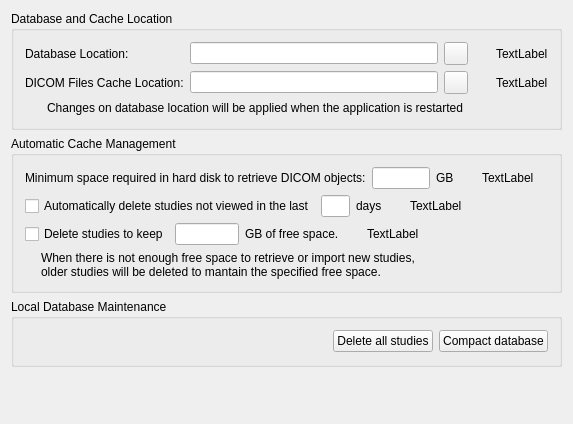
The window that starviewer/src/inputoutput/qlocaldatabaseconfigurationscreenbase.ui (starviewer-medical/starviewer) describes before a commit, drawn with Qt 5.
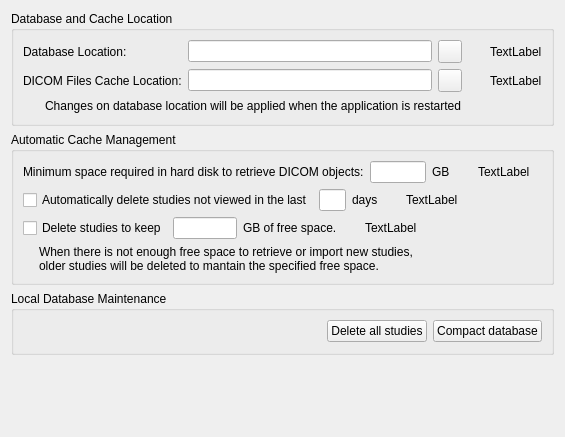
The same window after the commit. Icons and pictures are not drawn.

Commit message:
ENH: Fine-tune the configuration dialog.
Overall layout are less vertical to better use the available space and
reduce the presence of scrollbars. Also, the tab order has been fixed.

What changed in the file:
```diff
--- a/starviewer/src/inputoutput/qlocaldatabaseconfigurationscreenbase.ui
+++ b/starviewer/src/inputoutput/qlocaldatabaseconfigurationscreenbase.ui
@@ -6,8 +6,8 @@
    <rect>
     <x>0</x>
     <y>0</y>
-    <width>573</width>
-    <height>424</height>
+    <width>565</width>
+    <height>437</height>
    </rect>
   </property>
   <property name="windowTitle">
@@ -17,44 +17,15 @@
    <iconset resource="../main/main.qrc">
     <normaloff>:/images/icons/database.svg</normaloff>:/images/icons/database.svg</iconset>
   </property>
-  <layout class="QGridLayout" name="gridLayout_5">
-   <item row="0" column="0">
+  <layout class="QVBoxLayout" name="verticalLayout_3">
+   <item>
     <widget class="QGroupBox" name="groupBox_2">
      <property name="title">
       <string>Database and Cache Location</string>
      </property>
-     <layout class="QGridLayout" name="gridLayout_4">
-      <item row="0" column="0">
-       <layout class="QGridLayout" name="gridLayout_2">
-        <item row="1" column="4">
-         <widget class="QLabel" name="m_cachePathWarningLabel">
-          <property name="text">
-           <string>TextLabel</string>
-          </property>
-          <property name="wordWrap">
-           <bool>true</bool>
-          </property>
-         </widget>
-        </item>
-        <item row="0" column="3">
-         <widget class="QLabel" name="m_databasePathWarningIcon">
-          <property name="minimumSize">
-           <size>
-            <width>16</width>
-            <height>16</height>
-           </size>
-          </property>
-          <property name="maximumSize">
-           <size>
-            <width>16</width>
-            <height>16</height>
-           </size>
-          </property>
-          <property name="styleSheet">
-           <string notr="true">image: url(:/images/icons/emblem-warning.svg);</string>
-          </property>
-         </widget>
-        </item>
+     <layout class="QVBoxLayout" name="verticalLayout_2">
+      <item>
+       <layout class="QGridLayout" name="gridLayout">
         <item row="0" column="0">
          <widget class="QLabel" name="textLabel1_9">
           <property name="text">
@@ -62,9 +33,45 @@
           </property>
          </widget>
         </item>
-        <item row="1" column="1">
-         <widget class="QLineEdit" name="m_textCacheImagePath">
-          <property name="readOnly">
+        <item row="0" column="1">
+         <widget class="QLineEdit" name="m_textDatabaseRoot"/>
+        </item>
+        <item row="0" column="2">
+         <widget class="QToolButton" name="m_buttonExaminateDataBase">
+          <property name="toolTip">
+           <string>Browse disk to find the database</string>
+          </property>
+          <property name="icon">
+           <iconset resource="../main/main.qrc">
+            <normaloff>:/images/icons/document-open.svg</normaloff>:/images/icons/document-open.svg</iconset>
+          </property>
+         </widget>
+        </item>
+        <item row="0" column="3">
+         <widget class="QLabel" name="m_databasePathWarningIcon">
+          <property name="minimumSize">
+           <size>
+            <width>16</width>
+            <height>16</height>
+           </size>
+          </property>
+          <property name="maximumSize">
+           <size>
+            <width>16</width>
+            <height>16</height>
+           </size>
+          </property>
+          <property name="styleSheet">
+           <string notr="true">image: url(:/images/icons/emblem-warning.svg);</string>
+          </property>
+         </widget>
+        </item>
+        <item row="0" column="4">
+         <widget class="QLabel" name="m_databasePathWarningLabel">
+          <property name="text">
+           <string>TextLabel</string>
+          </property>
+          <property name="wordWrap">
            <bool>true</bool>
           </property>
          </widget>
@@ -76,6 +83,13 @@
           </property>
          </widget>
         </item>
+        <item row="1" column="1">
+         <widget class="QLineEdit" name="m_textCacheImagePath">
+          <property name="readOnly">
+           <bool>true</bool>
+          </property>
+         </widget>
+        </item>
         <item row="1" column="2">
          <widget class="QToolButton" name="m_buttonExaminateCacheImage">
           <property name="toolTip">
@@ -87,16 +101,6 @@
           </property>
          </widget>
         </item>
-        <item row="0" column="4">
-         <widget class="QLabel" name="m_databasePathWarningLabel">
-          <property name="text">
-           <string>TextLabel</string>
-          </property>
-          <property name="wordWrap">
-           <bool>true</bool>
-          </property>
-         </widget>
-        </item>
         <item row="1" column="3">
          <widget class="QLabel" name="m_cachePathWarningIcon">
           <property name="minimumSize">
@@ -116,23 +120,19 @@
           </property>
          </widget>
         </item>
-        <item row="0" column="1">
-         <widget class="QLineEdit" name="m_textDatabaseRoot"/>
-        </item>
-        <item row="0" column="2">
-         <widget class="QToolButton" name="m_buttonExaminateDataBase">
-          <property name="toolTip">
-           <string>Browse disk to find the database</string>
+        <item row="1" column="4">
+         <widget class="QLabel" name="m_cachePathWarningLabel">
+          <property name="text">
+           <string>TextLabel</string>
           </property>
-          <property name="icon">
-           <iconset resource="../main/main.qrc">
-            <normaloff>:/images/icons/document-open.svg</normaloff>:/images/icons/document-open.svg</iconset>
+          <property name="wordWrap">
+           <bool>true</bool>
           </property>
          </widget>
         </item>
        </layout>
       </item>
-      <item row="2" column="0">
+      <item>
        <layout class="QHBoxLayout" name="horizontalLayout">
         <item>
          <widget class="QLabel" name="m_mustRestartToApplyWarningIcon">
@@ -174,13 +174,13 @@
      </layout>
     </widget>
    </item>
-   <item row="1" column="0">
+   <item>
     <widget class="QGroupBox" name="groupBox">
      <property name="title">
       <string>Automatic Cache Management</string>
      </property>
-     <layout class="QGridLayout" name="gridLayout">
-      <item row="0" column="0">
+     <layout class="QVBoxLayout" name="verticalLayout">
+      <item>
        <layout class="QHBoxLayout" name="horizontalLayout_2">
         <item>
          <widget class="QLabel" name="textLabel3_7">
@@ -256,7 +256,7 @@
         </item>
        </layout>
       </item>
-      <item row="1" column="0">
+      <item>
        <layout class="QHBoxLayout">
         <property name="spacing">
          <number>6</number>
@@ -347,7 +347,7 @@
         </item>
        </layout>
       </item>
-      <item row="2" column="0">
+      <item>
        <layout class="QGridLayout" name="gridLayout_6">
         <item row="0" column="0">
          <widget class="QCheckBox" name="m_checkBoxDeleteStudiesIfNotEnoughFreeSpaceAvailable">
@@ -439,27 +439,13 @@
      </layout>
     </widget>
    </item>
-   <item row="2" column="0">
+   <item>
     <widget class="QGroupBox" name="groupBox_3">
      <property name="title">
       <string>Local Database Maintenance</string>
      </property>
-     <layout class="QGridLayout" name="gridLayout_3">
-      <item row="0" column="2">
-       <widget class="QPushButton" name="m_buttonCompactDatabase">
-        <property name="toolTip">
-         <string>Compact Database</string>
-        </property>
-        <property name="text">
-         <string>Compact database</string>
-        </property>
-        <property name="icon">
-         <iconset resource="../main/main.qrc">
-          <normaloff>:/images/icons/package.svg</normaloff>:/images/icons/package.svg</iconset>
-        </property>
-       </widget>
-      </item>
-      <item row="0" column="0">
+     <layout class="QHBoxLayout" name="horizontalLayout_3">
+      <item>
        <spacer>
         <property name="orientation">
          <enum>Qt::Horizontal</enum>
@@ -472,7 +458,7 @@
         </property>
        </spacer>
       </item>
-      <item row="0" column="1">
+      <item>
        <widget class="QPushButton" name="m_buttonDeleteStudies">
         <property name="toolTip">
          <string>Delete all studies from the cache</string>
@@ -486,10 +472,24 @@
         </property>
        </widget>
       </item>
+      <item>
+       <widget class="QPushButton" name="m_buttonCompactDatabase">
+        <property name="toolTip">
+         <string>Compact Database</string>
+        </property>
+        <property name="text">
+         <string>Compact database</string>
+        </property>
+        <property name="icon">
+         <iconset resource="../main/main.qrc">
+          <normaloff>:/images/icons/package.svg</normaloff>:/images/icons/package.svg</iconset>
+        </property>
+       </widget>
+      </item>
      </layout>
     </widget>
    </item>
-   <item row="3" column="0">
+   <item>
     <spacer name="verticalSpacer">
      <property name="orientation">
       <enum>Qt::Vertical</enum>
@@ -504,17 +504,6 @@
    </item>
   </layout>
  </widget>
- <layoutdefault spacing="6" margin="11"/>
- <tabstops>
-  <tabstop>m_textDatabaseRoot</tabstop>
-  <tabstop>m_buttonExaminateDataBase</tabstop>
-  <tabstop>m_textCacheImagePath</tabstop>
-  <tabstop>m_buttonExaminateCacheImage</tabstop>
-  <tabstop>m_checkBoxDeletedOldStudies</tabstop>
-  <tabstop>m_textMaximumDaysNotViewed</tabstop>
-  <tabstop>m_checkBoxDeleteStudiesIfNotEnoughFreeSpaceAvailable</tabstop>
-  <tabstop>m_textSpaceToFreeIfNotEnoughSpaceAvailable</tabstop>
- </tabstops>
  <resources>
   <include location="../main/main.qrc"/>
   <include location="../main/main.qrc"/>
```
The commit also changes 5 other files.
